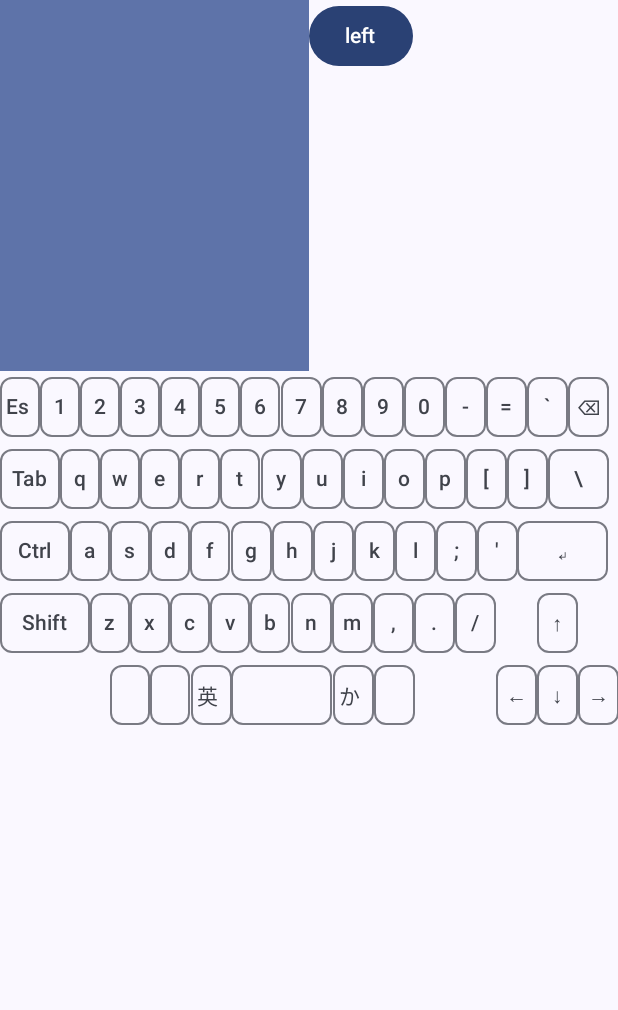
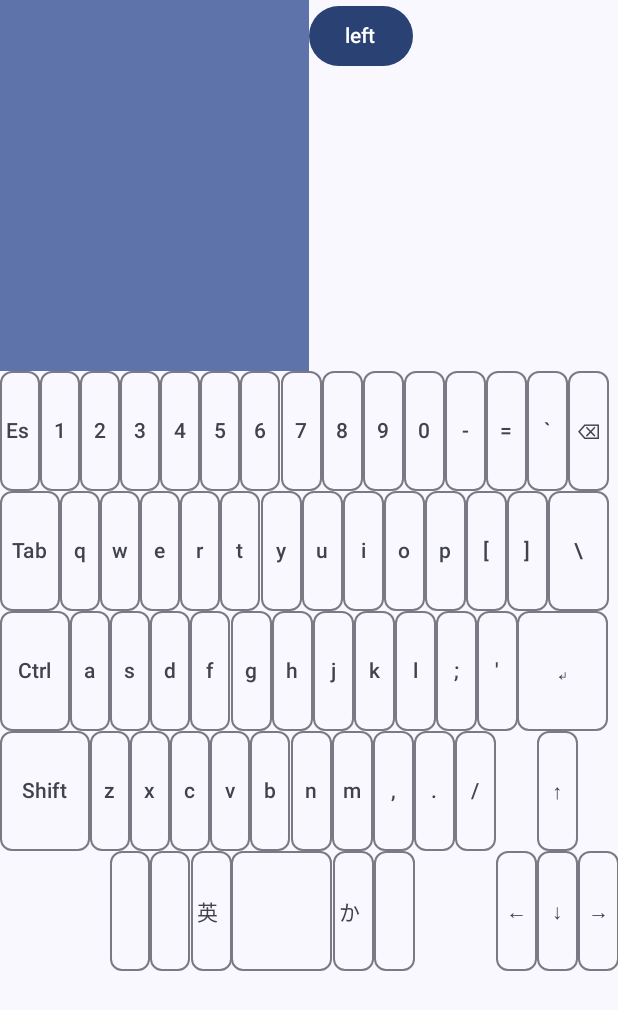
Before and after one commit to hiroyuki-komatsu/misc, an Android app built with Jetpack Compose: the screen it shows after launch (MainActivity), on a phone screen of 412 x 824 dp. Shown: the top 1010 px of the screen. Run offline under Robolectric (Android 15) with nearby library versions, the phone set to English and light mode, and no system bars; libraries missing offline, so code that uses them is left out: com.hoho.android.

Commit message:
Set key height

```diff
--- a/apps/hidemu/app/src/main/java/org/taiyaki/hidemu/MainActivity.kt
+++ b/apps/hidemu/app/src/main/java/org/taiyaki/hidemu/MainActivity.kt
@@ -17,6 +17,7 @@ import androidx.compose.foundation.layout.Spacer
 import androidx.compose.foundation.layout.fillMaxHeight
 import androidx.compose.foundation.layout.fillMaxSize
 import androidx.compose.foundation.layout.fillMaxWidth
+import androidx.compose.foundation.layout.height
 import androidx.compose.foundation.layout.offset
 import androidx.compose.foundation.layout.padding
 import androidx.compose.foundation.lazy.LazyColumn
@@ -41,6 +42,7 @@ import androidx.compose.ui.Modifier
 import androidx.compose.ui.geometry.Offset
 import androidx.compose.ui.input.pointer.PointerInputChange
 import androidx.compose.ui.input.pointer.pointerInput
+import androidx.compose.ui.platform.LocalContext
 import androidx.compose.ui.text.style.TextOverflow
 import androidx.compose.ui.tooling.preview.Preview
 import androidx.compose.ui.unit.dp
@@ -861,7 +863,9 @@ fun Layer(onClick: (String) -> Unit, layoutData: LayoutData, layoutMap: LayoutMa
                         onClick = onClick,
                         label = label,
                         value = value,
-                        modifier = Modifier.weight(weight)
+                        modifier = Modifier
+                            .weight(weight)
+                            .height(80.dp)
                     )
                 }
                 if (width < maxWidth) {
@@ -985,7 +989,7 @@ private fun DevLog(text: String) {
     }
 }
 
-@Preview(showBackground = true, device = "spec:parent=pixel_5")
+@Preview(showBackground = true, device = "spec:parent=pixel_tablet")
 @Composable
 fun LayersPreview() {
     HIDEmulatorTheme {
@@ -997,10 +1001,10 @@ fun LayersPreview() {
     }
 }
 
-@Preview(showBackground = true, device = "spec:parent=pixel_5")
+@Preview(showBackground = true, device = "spec:parent=pixel_tablet")
 @Composable
-fun KeyboardPreview() {
+fun MainPreview() {
     HIDEmulatorTheme {
-        Keyboard({})
+        MainView({})
     }
 }
```
